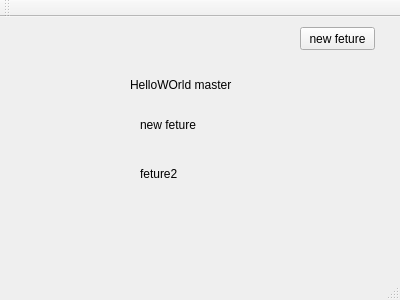
Before: the Qt Designer form HelloWorld/mainwindow.ui in wiyarun/Qt4.8-FaceDetection, drawn with Qt 5.
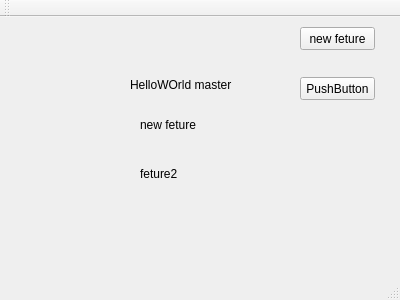
After: the same form once the commit is applied.

Diff of the .ui file:
```diff
--- a/HelloWorld/mainwindow.ui
+++ b/HelloWorld/mainwindow.ui
@@ -66,6 +66,19 @@
      <string>new feture</string>
     </property>
    </widget>
+   <widget class="QPushButton" name="pushButton_2">
+    <property name="geometry">
+     <rect>
+      <x>300</x>
+      <y>60</y>
+      <width>75</width>
+      <height>23</height>
+     </rect>
+    </property>
+    <property name="text">
+     <string>PushButton</string>
+    </property>
+   </widget>
   </widget>
   <widget class="QMenuBar" name="menuBar">
    <property name="geometry">
```
